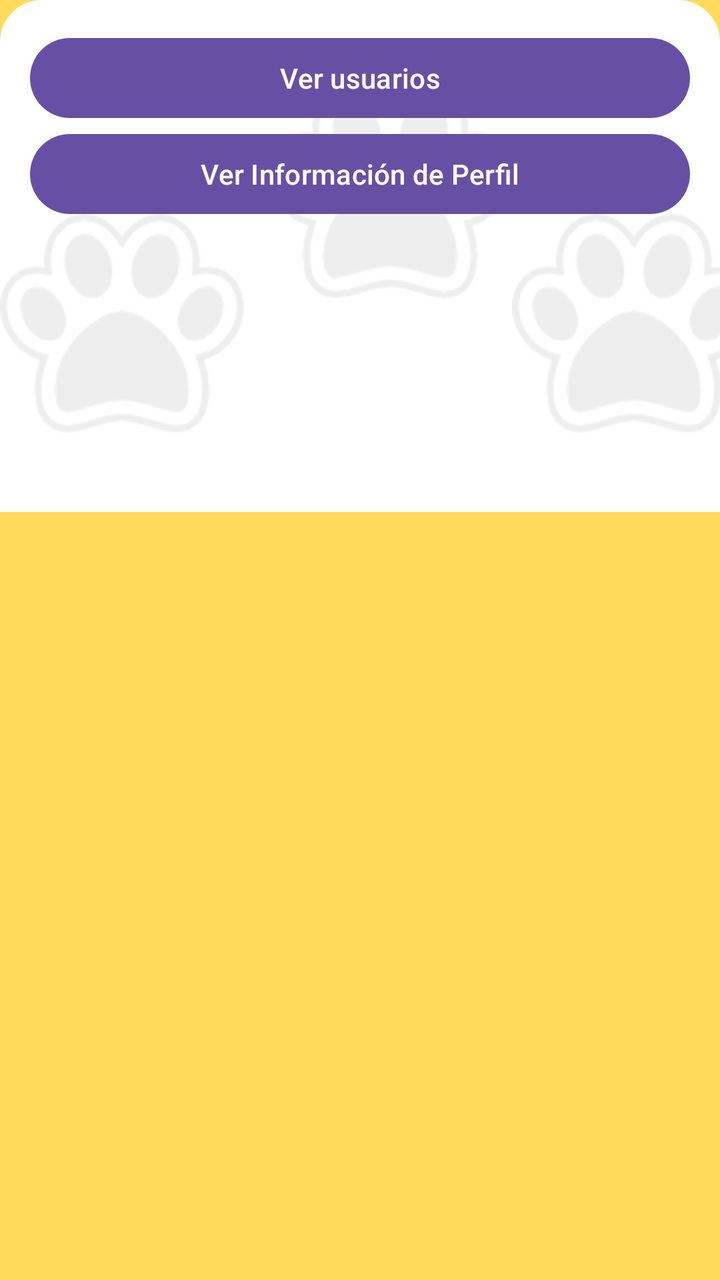
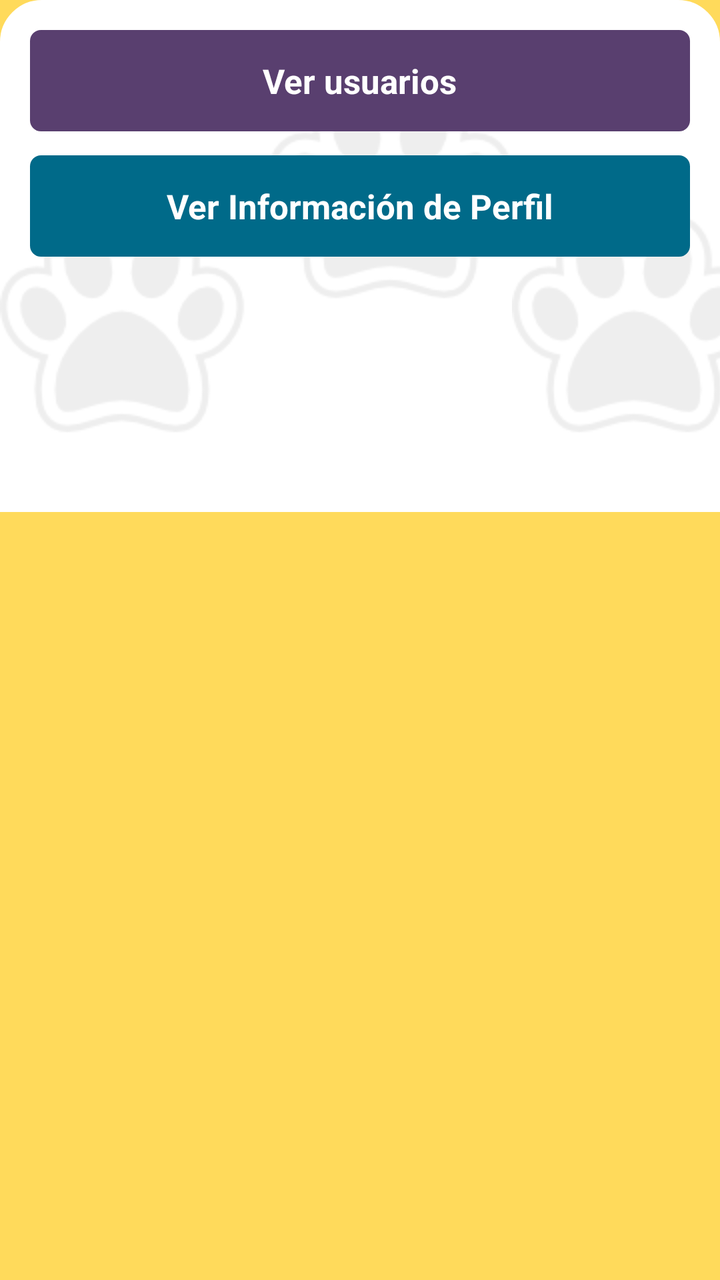

Before-and-after screenshots of an Android layout around one commit, followed by the original layout XML and the change that was made.
<!-- AndroidManifest.xml: application theme Theme.TIC_PV -->
<!-- res/layout/activity_menu_administrador.xml -->
<?xml version="1.0" encoding="utf-8"?>
<ScrollView xmlns:android="http://schemas.android.com/apk/res/android"
    xmlns:app="http://schemas.android.com/apk/res-auto"
    xmlns:tools="http://schemas.android.com/tools"
    android:id="@+id/main"
    android:layout_width="match_parent"
    android:layout_height="match_parent"
    android:background="@color/yellow"
    tools:context=".Vista.MenuAdministradorActivity">

    <LinearLayout
        android:layout_width="match_parent"
        android:layout_height="match_parent"
        android:background="@drawable/bordes_fragment"
        android:padding="15dp"
        android:orientation="vertical">

        <Button
            android:layout_width="match_parent"
            android:layout_height="wrap_content"
            android:id="@+id/btnVerUsuarios"
            android:text="Ver usuarios"/>

        <Button
            android:layout_width="match_parent"
            android:layout_height="wrap_content"
            android:id="@+id/btnVerInformaciónAdmin"
            android:text="Ver Información de Perfil"/>

    </LinearLayout>

</ScrollView>
<!-- resources referenced by this layout -->
<resources>
  <color name="yellow">#ffda5b</color>
  <!-- drawable bordes_fragment (drawable) -->
  <?xml version="1.0" encoding="utf-8"?>
  <layer-list xmlns:android="http://schemas.android.com/apk/res/android">
  
      
      <item>
          <shape android:shape="rectangle">
              <solid android:color="#FFFFFF" />
  
              
              <corners
                  android:topLeftRadius="20dp"
                  android:topRightRadius="20dp" />
  
              <stroke
                  android:width="2dp"
                  android:color="#FFFFFF" />
          </shape>
      </item>
  
      
      <item>
          <bitmap
              android:src="@drawable/huellitas"
              android:tileMode="repeat"
              android:gravity="center"
              android:tint="@android:color/darker_gray"
              android:alpha="0.2"/> 
      </item>
  
  </layer-list>
  <style name="Theme.TIC_PV" parent="Base.Theme.TIC_PV" />
  <!-- drawable huellitas: png bitmap (drawable, 6949 bytes) -->
  <style name="Base.Theme.TIC_PV" parent="Theme.Material3.DayNight.NoActionBar">
          
          
  
  
  
  
  
  
  
  
      </style>
</resources>

<!-- the commit's change to res/layout/activity_menu_administrador.xml (unified diff, before → after) -->
@@ -15,17 +15,50 @@
         android:padding="15dp"
         android:orientation="vertical">
 
-        <Button
+        <LinearLayout
             android:layout_width="match_parent"
             android:layout_height="wrap_content"
             android:id="@+id/btnVerUsuarios"
-            android:text="Ver usuarios"/>
+            android:background="@drawable/border"
+            android:backgroundTint="@color/lila"
+            android:clickable="true"
+            android:focusable="true"
+            android:foreground="?android:attr/selectableItemBackground"
+            android:gravity="center"
+            android:orientation="horizontal"
+            android:padding="14dp">
 
-        <Button
+            <TextView
+                android:layout_width="wrap_content"
+                android:layout_height="wrap_content"
+                android:text="Ver usuarios"
+                android:textColor="@color/white"
+                android:textSize="17sp"
+                android:textStyle="bold" />
+        </LinearLayout>
+
+        <LinearLayout
             android:layout_width="match_parent"
             android:layout_height="wrap_content"
             android:id="@+id/btnVerInformaciónAdmin"
-            android:text="Ver Información de Perfil"/>
+            android:layout_marginTop="12dp"
+            android:background="@drawable/border"
+            android:backgroundTint="@color/blue_2"
+            android:clickable="true"
+            android:focusable="true"
+            android:foreground="?android:attr/selectableItemBackground"
+            android:gravity="center"
+            android:orientation="horizontal"
+            android:padding="14dp">
+
+            <TextView
+                android:layout_width="wrap_content"
+                android:layout_height="wrap_content"
+                android:text="Ver Información de Perfil"
+                android:textColor="@color/white"
+                android:textSize="17sp"
+                android:textStyle="bold" />
+        </LinearLayout>
 
     </LinearLayout>
 
<!-- resource entries referenced after the edit -->
@@ -1,6 +1,21 @@
 <!-- resources referenced by this layout -->
 <resources>
+  <color name="blue_2">#006A89</color>
+  <color name="lila">#593f6f</color>
+  <color name="white">#FFFFFFFF</color>
   <color name="yellow">#ffda5b</color>
+  <!-- drawable border (drawable) -->
+  <?xml version="1.0" encoding="utf-8"?>
+  <shape xmlns:android="http://schemas.android.com/apk/res/android">
+      
+      <solid android:color="#FFFFFF"/>
+  
+      
+      <stroke android:width="1dp" android:color="#AAAAAA"/>
+  
+      
+      <corners android:radius="5dp"/>
+  </shape>
   <!-- drawable bordes_fragment (drawable) -->
   <?xml version="1.0" encoding="utf-8"?>
   <layer-list xmlns:android="http://schemas.android.com/apk/res/android">
